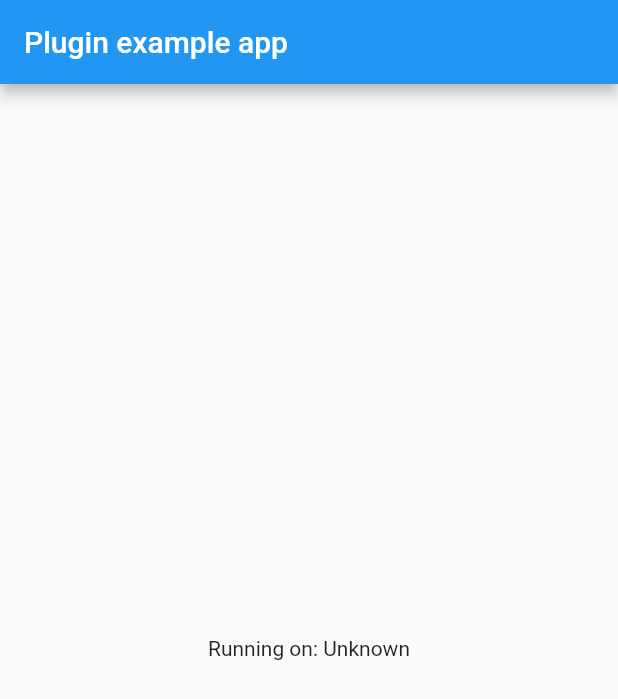
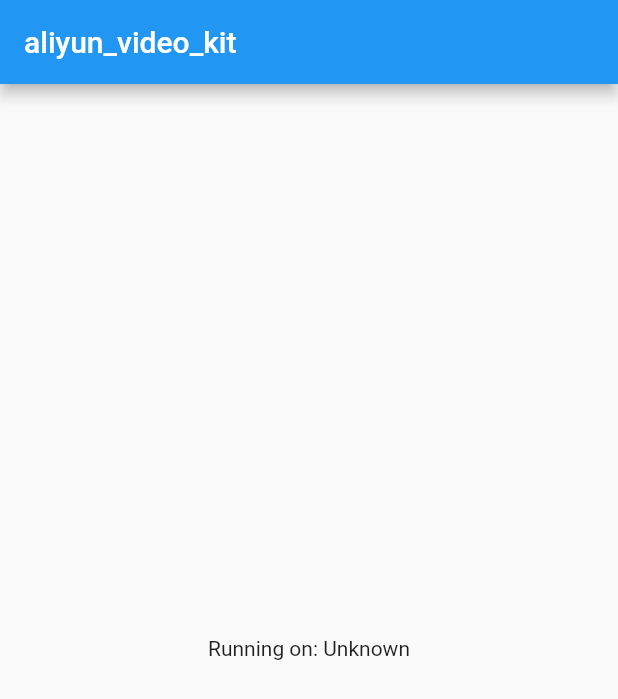
Before and after one commit to droplet-js/aliyun_video_kit, a Flutter app: the screen it shows after launch, on a phone screen of 412 x 824 dp. Shown: the top 699 px of the screen. Run offline on Flutter 3.47's test engine with Material 2 defaults, Android fonts, the phone set to English and light mode, and no system bars.

Commit message:
iOS 配置

```diff
--- a/example/lib/main.dart
+++ b/example/lib/main.dart
@@ -45,7 +45,7 @@ class _MyAppState extends State<MyApp> {
     return MaterialApp(
       home: Scaffold(
         appBar: AppBar(
-          title: const Text('Plugin example app'),
+          title: const Text('aliyun_video_kit'),
         ),
         body: Center(
           child: Text('Running on: $_platformVersion\n'),
--- a/example/pubspec.yaml
+++ b/example/pubspec.yaml
@@ -1,5 +1,6 @@
 name: aliyun_video_kit_example
 description: Demonstrates how to use the aliyun_video_kit plugin.
+version: 0.0.1+1
 publish_to: 'none'
 
 environment:
```
Also changed, not shown: 6 other files.
